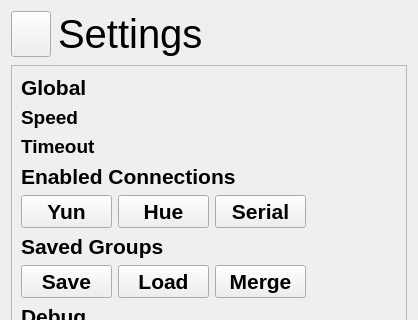
timsee/Corluma, file src/settingspage.ui: the form before one commit; both pictures show x 0 to 418 and y 0 to 320 of the 418 by 664 pixel window.
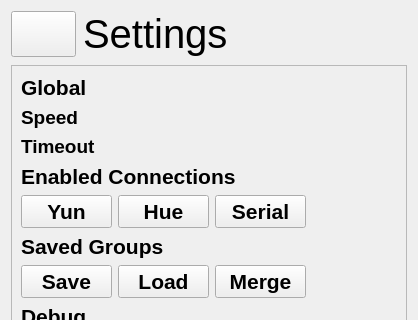
The form after the commit. Icons and pictures are not drawn. Custom widgets are drawn as their Qt base class.

```diff
--- a/src/settingspage.ui
+++ b/src/settingspage.ui
@@ -21,7 +21,7 @@
   </property>
   <layout class="QVBoxLayout" name="verticalLayout_2" stretch="2,15">
    <item>
-    <layout class="QHBoxLayout" name="horizontalLayout_2" stretch="6,20">
+    <layout class="QHBoxLayout" name="horizontalLayout_2" stretch="2,10">
      <property name="spacing">
       <number>7</number>
      </property>
@@ -31,7 +31,7 @@
      <item>
       <widget class="QPushButton" name="closeButton">
        <property name="sizePolicy">
-        <sizepolicy hsizetype="Fixed" vsizetype="Preferred">
+        <sizepolicy hsizetype="Expanding" vsizetype="Preferred">
          <horstretch>0</horstretch>
          <verstretch>0</verstretch>
         </sizepolicy>
@@ -54,7 +54,7 @@
      <item>
       <widget class="QLabel" name="label_3">
        <property name="sizePolicy">
-        <sizepolicy hsizetype="Minimum" vsizetype="Fixed">
+        <sizepolicy hsizetype="Expanding" vsizetype="Fixed">
          <horstretch>0</horstretch>
          <verstretch>0</verstretch>
         </sizepolicy>
```
Left out of the diff: 2 changed lines with no effect on the pictures.
